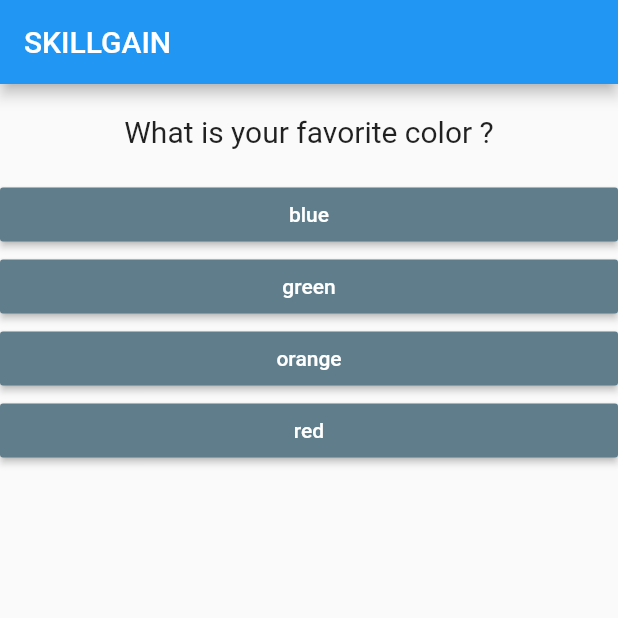
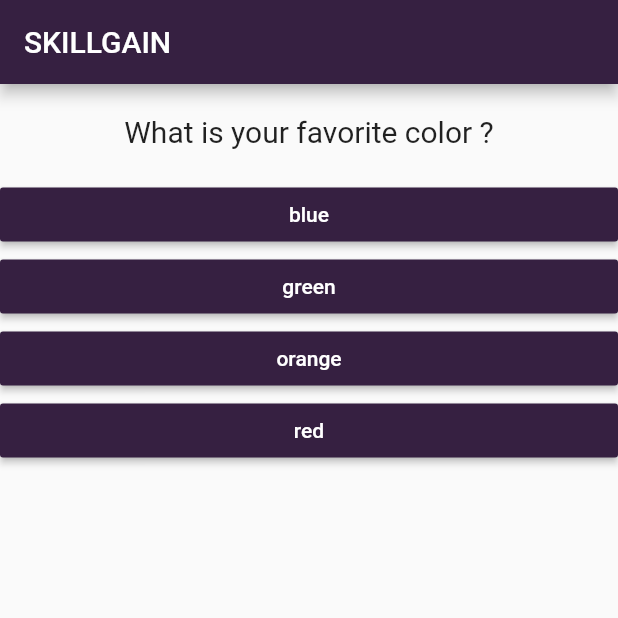
Before and after one commit to twizelissa/Mobile-Development, a Flutter app: the screen it shows after launch, on a phone screen of 412 x 824 dp, the top half of it. Run offline on Flutter 3.47's test engine with Material 2 defaults, Android fonts, the phone set to English and light mode, and no system bars; statements that could not run were skipped.

Commit message:
changing nav and button looks

```diff
--- a/lib/answer.dart
+++ b/lib/answer.dart
@@ -10,7 +10,7 @@ class Answer extends StatelessWidget {
     return Container(
       width: double.infinity,
       child: RaisedButton(
-        color: Colors.blueGrey,
+        color: Color.fromARGB(255, 54, 32, 65),
         textColor: Colors.white,
         child: Text(answerText),
         onPressed: selectHandler,
--- a/lib/main.dart
+++ b/lib/main.dart
@@ -55,8 +55,9 @@ class _MyFirstAppState extends State<MyFirstApp> {
     return MaterialApp(
       home: Scaffold(
         appBar: AppBar(
+          backgroundColor: Color.fromARGB(255, 54, 32, 65),
           title: Text(
-            'SKILLGAIN',
+            'SKILLGAIN',style: ,
           ),
         ),
         body: Column(
```
